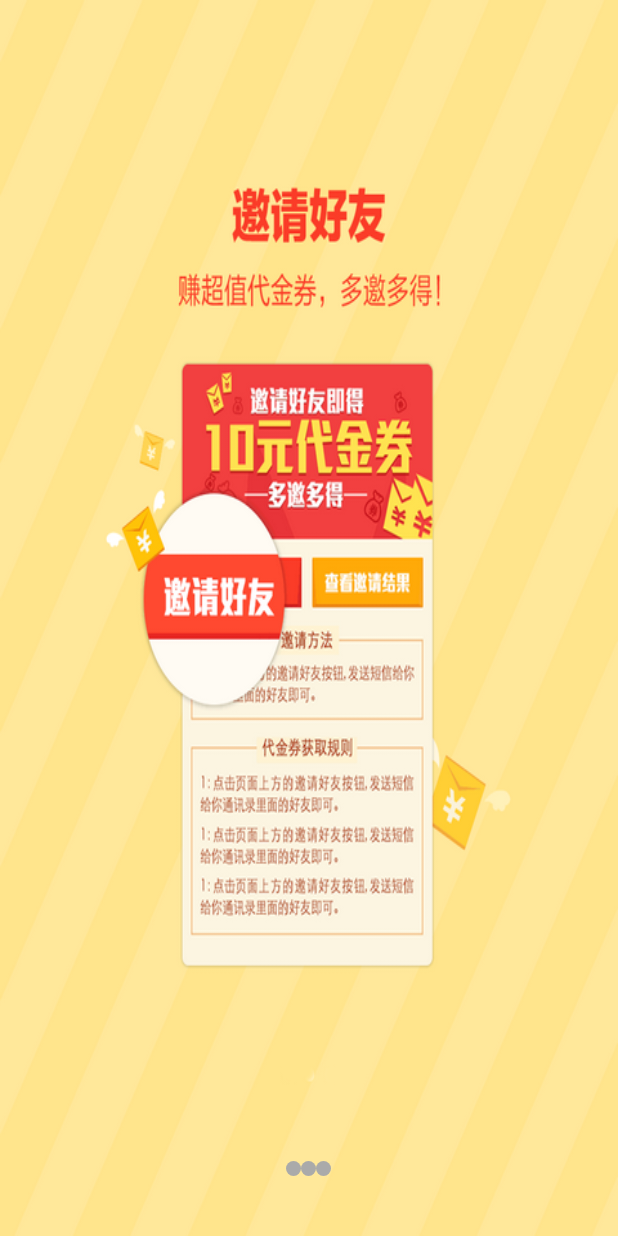
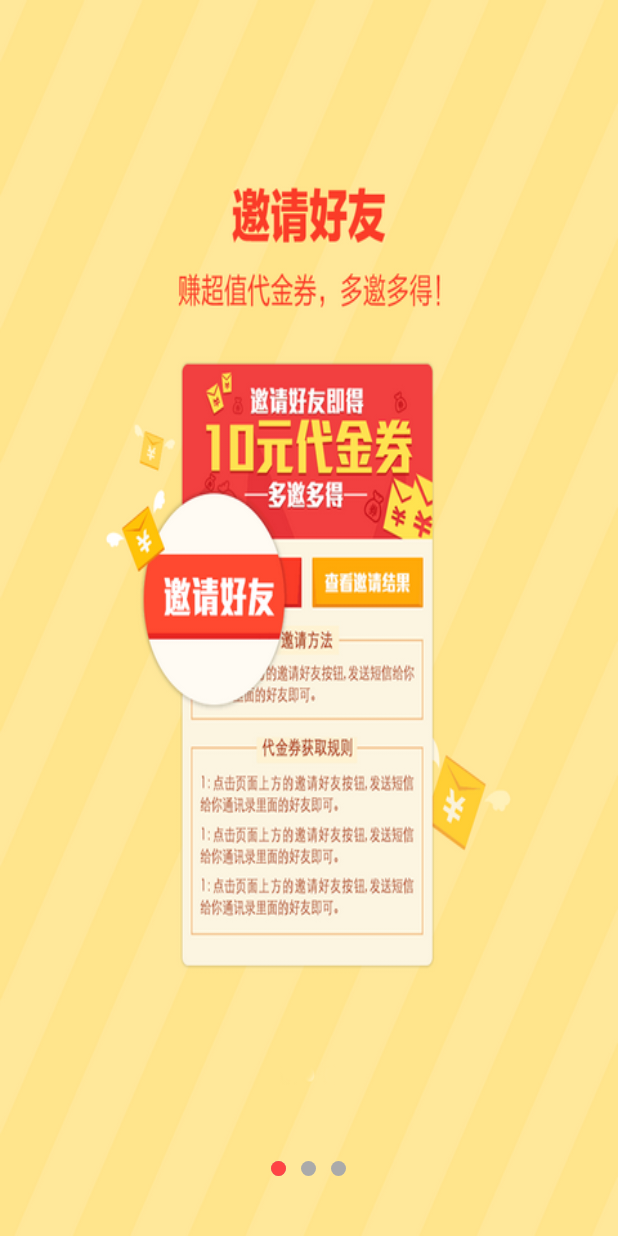
Before and after one commit to colinkyo/News, an Android app: the GuideActivity screen opened directly, with no data from a screen before it, on a phone screen of 412 x 824 dp. Run offline under Robolectric (Android 15) with nearby library versions, the phone set to English and light mode, and no system bars; our stand-ins replace ButterKnife; 1 statement that could not run was skipped.

Commit message:
欢迎引导页完成!

```diff
--- a/app/src/main/AndroidManifest.xml
+++ b/app/src/main/AndroidManifest.xml
@@ -16,7 +16,7 @@
                 <category android:name="android.intent.category.LAUNCHER" />
             </intent-filter>
         </activity>
-        <activity android:name=".GuideActivity"></activity>
+        <activity android:name=".activity.GuideActivity"></activity>
     </application>
 
 </manifest>
--- a/app/src/main/java/com/a7yan/news/GuideActivity.java
+++ /dev/null
@@ -1,109 +0,0 @@
-package com.a7yan.news;
-
-import android.os.Bundle;
-import android.support.v4.view.PagerAdapter;
-import android.support.v4.view.ViewPager;
-import android.support.v7.app.AppCompatActivity;
-import android.view.View;
-import android.view.ViewGroup;
-import android.widget.Button;
-import android.widget.ImageView;
-import android.widget.LinearLayout;
-
-import java.util.ArrayList;
-
-import butterknife.BindView;
-import butterknife.ButterKnife;
-import butterknife.OnClick;
-
-import static java.lang.Integer.*;
-
-public class GuideActivity extends AppCompatActivity {
-
-    @BindView(R.id.viewpage)
-    ViewPager viewpage;
-    @BindView(R.id.ll_point_group)
-    LinearLayout ll_point_group;
-    @BindView(R.id.btnStarMain)
-    Button btnStarMain;
-
-    private ArrayList<ImageView> imageViews;
-
-    @Override
-    protected void onCreate(Bundle savedInstanceState) {
-        super.onCreate(savedInstanceState);
-        setContentView(R.layout.activity_guide);
-        ButterKnife.bind(this);
-        initData();
-    }
-
-    private void initData() {
-        int [] ids = new int[] {R.mipmap.guide_1,R.mipmap.guide_2,R.mipmap.guide_3};
-//        设置数据源
-        imageViews = new ArrayList<>();
-        for(int i=0;i<ids.length;i++){
-            ImageView imageView = new ImageView(GuideActivity.this);
-//          设置背景
-            imageView.setBackgroundResource(ids[i]);
-            imageViews.add(imageView);
-//            动态创建点
-            ImageView point = new ImageView(this);
-            point.setImageResource(R.drawable.point_normal);
-            ll_point_group.addView(point);
-        }
-//        设置适配器
-        viewpage.setAdapter(new MyViewPageAdapter());
-    }
-    class MyViewPageAdapter extends PagerAdapter{
-
-        @Override
-        public int getCount() {
-            return imageViews.size();
-        }
-
-        /**
-         *
-         * @param view 当前视图view
-         * @param object 是instantiateItem返回的值
-         * @return
-         */
-        @Override
-        public boolean isViewFromObject(View view, Object object) {
-            return view==object;
-//           如果返回position
-//            return  view ==imageViews.get(Integer.parseInt((String) object));
-        }
-
-        /**
-         * viewPage 默认会创建2个,最多三个
-         * @param container viewPage
-         * @param position 哪个页面要销毁
-         * @param object 要销毁的页面
-         */
-        @Override
-        public void destroyItem(ViewGroup container, int position, Object object) {
-//            super.destroyItem(container, position, object);  必须注释掉
-            container.removeView((View) object);
-        }
-
-        /**
-         * 相当于ListView的适配器中的getView方法
-         * 创建每条item
-         * @param container viewpage
-         * @param position  页面的下标位置
-         * @return
-         */
-        @Override
-        public Object instantiateItem(ViewGroup container, int position) {
-            ImageView imageView = imageViews.get(position);
-//          放入viewPage容器
-            container.addView(imageView);
-            return imageView;
-//          如果返会position
-//            return position;
-        }
-    }
-    @OnClick(R.id.btnStarMain)
-    public void onClick() {
-    }
-}
--- a/app/src/main/java/com/a7yan/news/SplashActivity.java
+++ b/app/src/main/java/com/a7yan/news/SplashActivity.java
@@ -10,6 +10,9 @@ import android.view.animation.RotateAnimation;
 import android.view.animation.ScaleAnimation;
 import android.widget.RelativeLayout;
 import android.widget.Toast;
+
+import com.a7yan.news.activity.GuideActivity;
+import com.a7yan.news.utils.CacheUtils;
 
 import butterknife.BindView;
 import butterknife.ButterKnife;
@@ -61,9 +64,17 @@ public class SplashActivity extends AppCompatActivity {
         @Override
         public void onAnimationEnd(Animation animation) {
             Toast.makeText(SplashActivity.this, "动画播放完成", Toast.LENGTH_SHORT).show();
+            boolean isStartMain = CacheUtils.getBoolean(SplashActivity.this,GuideActivity.START_MAIN);
+            if(isStartMain)
+            {
+                Intent intent = new Intent(SplashActivity.this,MainActivity.class);
+                startActivity(intent);
+            }else
+            {
 //            进入引导页面
-            Intent intent = new Intent(SplashActivity.this,GuideActivity.class);
-            startActivity(intent);
+                Intent intent = new Intent(SplashActivity.this,GuideActivity.class);
+                startActivity(intent);
+            }
 //            关闭当前页面
             finish();
 
--- /dev/null
+++ b/app/src/main/java/com/a7yan/news/activity/GuideActivity.java
@@ -0,0 +1,202 @@
+package com.a7yan.news.activity;
+
+import android.content.Intent;
+import android.os.Build;
+import android.os.Bundle;
+import android.support.v4.view.PagerAdapter;
+import android.support.v4.view.ViewPager;
+import android.support.v7.app.AppCompatActivity;
+import android.view.View;
+import android.view.ViewGroup;
+import android.view.ViewTreeObserver;
+import android.widget.Button;
+import android.widget.ImageView;
+import android.widget.LinearLayout;
+import android.widget.RelativeLayout;
+
+import com.a7yan.news.MainActivity;
+import com.a7yan.news.R;
+import com.a7yan.news.utils.CacheUtils;
+import com.a7yan.news.utils.DensityUtil;
+
+import java.util.ArrayList;
+
+import butterknife.BindView;
+import butterknife.ButterKnife;
+import butterknife.OnClick;
+
+public class GuideActivity extends AppCompatActivity {
+
+    @BindView(R.id.viewpage)
+    ViewPager viewpage;
+    @BindView(R.id.ll_point_group)
+    LinearLayout ll_point_group;
+    @BindView(R.id.btnStarMain)
+    Button btnStarMain;
+    @BindView(R.id.iv_red_point)
+    ImageView ivRedPoint;
+
+    private ArrayList<ImageView> imageViews;
+    private int marginLeft;
+    public  static  final String START_MAIN = "start_main";
+//    分辨率适配
+    public  int widthDpi;
+    @Override
+    protected void onCreate(Bundle savedInstanceState) {
+        super.onCreate(savedInstanceState);
+        setContentView(R.layout.activity_guide);
+        ButterKnife.bind(this);
+        initData();
+//        求间距
+//        视图渲染--测量--指定位置--绘制
+        ivRedPoint.getViewTreeObserver().addOnGlobalLayoutListener(new MyGlobalLayoutListener());
+//        设置页面滑动的监听
+        viewpage.addOnPageChangeListener(new MyOnPageChangeListener());
+    }
+    class MyOnPageChangeListener implements ViewPager.OnPageChangeListener {
+
+        /**
+         * 当页面滚动了的时候回调
+         * @param position 当前哪个页面滚动了
+         * @param positionOffset 页面滑动的百分比
+         * @param positionOffsetPixels 页面滑动的像素
+         */
+        @Override
+        public void onPageScrolled(int position, float positionOffset, int positionOffsetPixels) {
+//            间距间的滑动距离 = 间距 * 屏幕滑动的百分比
+//            float leftMargin =position*marginLeft+marginLeft * positionOffset;
+            float leftMargin =(position+positionOffset)*marginLeft;
+            RelativeLayout.LayoutParams params = (RelativeLayout.LayoutParams) ivRedPoint.getLayoutParams();
+            params.leftMargin = (int) leftMargin;
+            ivRedPoint.setLayoutParams(params);
+//            最终的坐标 = 起始 + 间距间的滑动距离
+
+        }
+
+        /**
+         * 当某个页面被选中的时候回调
+         * @param position
+         */
+        @Override
+        public void onPageSelected(int position)
+        {
+            if(position == imageViews.size()-1)
+            {
+                btnStarMain.setVisibility(View.VISIBLE);
+
+            }else{
+                btnStarMain.setVisibility(View.GONE);
+            }
+        }
+
+        /**
+         * 页面滑动的状态改变的时候回调
+         * @param state
+         */
+        @Override
+        public void onPageScrollStateChanged(int state) {
+
+        }
+    }
+    class MyGlobalLayoutListener implements ViewTreeObserver.OnGlobalLayoutListener
+    {
+        @Override
+        public void onGlobalLayout()
+        {
+//            取消注册
+            if(Build.VERSION.SDK_INT >= Build.VERSION_CODES.JELLY_BEAN)
+            ivRedPoint.getViewTreeObserver().removeOnGlobalLayoutListener(this);
+//            间距 = 第1个点距离左边的距离 - 第0个点距离左边的距离
+            marginLeft = ll_point_group.getChildAt(1).getLeft() - ll_point_group.getChildAt(0).getLeft();
+
+        }
+    }
+    private void initData()
+    {
+        //    分辨率适配 像素转
+        widthDpi = DensityUtil.dip2px(this,10);
+        int[] ids = new int[]{R.mipmap.guide_1, R.mipmap.guide_2, R.mipmap.guide_3};
+//        设置数据源
+        imageViews = new ArrayList<>();
+        for (int i = 0; i < ids.length; i++) {
+            ImageView imageView = new ImageView(GuideActivity.this);
+//          设置背景
+            imageView.setBackgroundResource(ids[i]);
+            imageViews.add(imageView);
+//            动态创建点
+            ImageView point = new ImageView(this);
+            point.setImageResource(R.drawable.point_normal);
+//            像素
+            LinearLayout.LayoutParams params = new LinearLayout.LayoutParams(widthDpi, widthDpi);
+            if (i != 0) {
+                params.leftMargin = widthDpi;
+            }
+            point.setLayoutParams(params);
+            ll_point_group.addView(point);
+        }
+//        设置适配器
+        viewpage.setAdapter(new MyViewPageAdapter());
+    }
+
+    class MyViewPageAdapter extends PagerAdapter {
+
+        @Override
+        public int getCount() {
+            return imageViews.size();
+        }
+
+        /**
+         * @param view   当前视图view
+         * @param object 是instantiateItem返回的值
+         * @return
+         */
+        @Override
+        public boolean isViewFromObject(View view, Object object) {
+            return view == object;
+//           如果返回position
+//            return  view ==imageViews.get(Integer.parseInt((String) object));
+        }
+
+        /**
+         * viewPage 默认会创建2个,最多三个
+         *
+         * @param container viewPage
+         * @param position  哪个页面要销毁
+         * @param object    要销毁的页面
+         */
+        @Override
+        public void destroyItem(ViewGroup container, int position, Object object) {
+//            super.destroyItem(container, position, object);  必须注释掉
+            container.removeView((View) object);
+        }
+
+        /**
+         * 相当于ListView的适配器中的getView方法
+         * 创建每条item
+         *
+         * @param container viewpage
+         * @param position  页面的下标位置
+         * @return
+         */
+        @Override
+        public Object instantiateItem(ViewGroup container, int position) {
+            ImageView imageView = imageViews.get(position);
+//          放入viewPage容器
+            container.addView(imageView);
+            return imageView;
+//          如果返会position
+//            return position;
+        }
+    }
+
+    @OnClick(R.id.btnStarMain)
+    public void onClick(){
+//        进入主页面
+        Intent intent = new Intent(this,MainActivity.class);
+        startActivity(intent);
+//        保存进入主页面信息
+        CacheUtils.putBoolean(this,START_MAIN,true);
+//        关闭引导页面
+        finish();
+    }
+}
--- /dev/null
+++ b/app/src/main/java/com/a7yan/news/utils/CacheUtils.java
@@ -0,0 +1,24 @@
+package com.a7yan.news.utils;
+
+import android.content.Context;
+import android.content.SharedPreferences;
+import android.graphics.PorterDuff;
+
+import com.a7yan.news.activity.GuideActivity;
+
+/**
+ * Created by 7yan on 2017/1/23.
+ */
+
+public class CacheUtils {
+    public static void putBoolean(Context context, String key, boolean values)
+    {
+        SharedPreferences sp= context.getSharedPreferences("7Yan",context.MODE_PRIVATE);
+        sp.edit().putBoolean(key,values).commit();
+    }
+    public static boolean getBoolean(Context context, String key)
+    {
+        SharedPreferences sp= context.getSharedPreferences("7Yan",context.MODE_PRIVATE);
+        return sp.getBoolean(key,false);
+    }
+}
--- /dev/null
+++ b/app/src/main/java/com/a7yan/news/utils/DensityUtil.java
@@ -0,0 +1,25 @@
+package com.a7yan.news.utils;
+
+import android.content.Context;
+
+/**
+ * Created by 7yan on 2017/1/23.
+ */
+
+public class DensityUtil
+{
+    /**
+     * 根据手机的分辨率从 dip 的单位 转成为 px(像素)
+     */
+    public static int dip2px(Context context, float dpValue) {
+        final float scale = context.getResources().getDisplayMetrics().density;
+        return (int) (dpValue * scale + 0.5f);
+    }
+    /**
+     * 根据手机的分辨率从 px(像素) 的单位 转成为 dp
+     */
+    public static int px2dip(Context context, float pxValue) {
+        final float scale = context.getResources().getDisplayMetrics().density;
+        return (int) (pxValue / scale + 0.5f);
+    }
+}
--- /dev/null
+++ b/app/src/main/res/drawable/point_red.xml
@@ -0,0 +1,5 @@
+<?xml version="1.0" encoding="utf-8"?>
+<shape xmlns:android="http://schemas.android.com/apk/res/android" android:shape="oval">
+<size android:height="10dp" android:width="10dp"></size>
+    <solid android:color="@android:color/holo_red_light"></solid>
+</shape>
--- a/app/src/main/res/layout/activity_guide.xml
+++ b/app/src/main/res/layout/activity_guide.xml
@@ -4,7 +4,7 @@
     android:id="@+id/activity_guide"
     android:layout_width="match_parent"
     android:layout_height="match_parent"
-    tools:context="com.a7yan.news.GuideActivity">
+    tools:context="com.a7yan.news.activity.GuideActivity">
 <android.support.v4.view.ViewPager
     android:id="@+id/viewpage"
     android:layout_width="match_parent"
@@ -22,12 +22,21 @@
     android:layout_alignParentBottom="true"
     android:layout_width="wrap_content"
     android:layout_height="wrap_content" />
-<LinearLayout
-    android:id="@+id/ll_point_group"
-    android:orientation="horizontal"
-    android:layout_centerHorizontal="true"
-    android:layout_marginBottom="40dp"
-    android:layout_alignParentBottom="true"
-    android:layout_width="wrap_content"
-    android:layout_height="wrap_content"/>
+    <RelativeLayout
+        android:layout_width="wrap_content"
+        android:layout_height="wrap_content"
+        android:layout_centerHorizontal="true"
+        android:layout_alignParentBottom="true"
+        android:layout_marginBottom="40dp">
+        <LinearLayout
+            android:id="@+id/ll_point_group"
+            android:orientation="horizontal"
+            android:layout_width="wrap_content"
+            android:layout_height="wrap_content"/>
+        <ImageView
+            android:id="@+id/iv_red_point"
+            android:background="@drawable/point_red"
+            android:layout_width="10dp"
+            android:layout_height="10dp" />
+    </RelativeLayout>
 </RelativeLayout>
```
